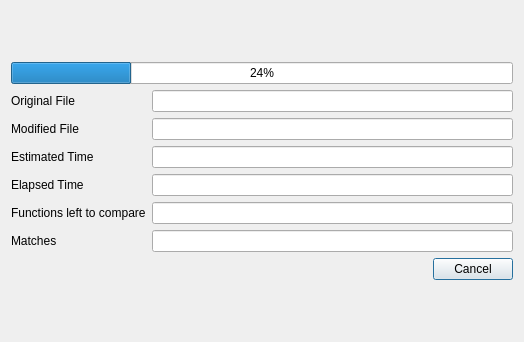
The window that src/tools/bindiff/DiffWaitDialog.ui (rizinorg/cutter) describes before a commit, drawn with Qt 5.
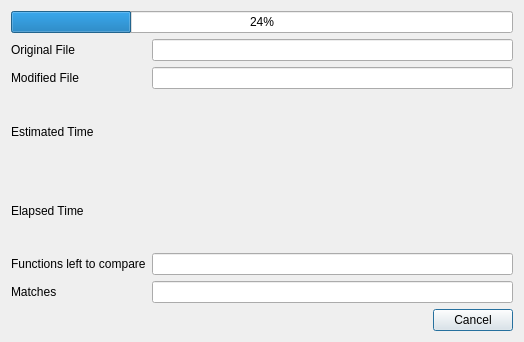
The same window after the commit.

The edit to the form file:
```diff
--- a/src/tools/bindiff/DiffWaitDialog.ui
+++ b/src/tools/bindiff/DiffWaitDialog.ui
@@ -41,7 +41,7 @@
      <item>
       <layout class="QGridLayout" name="gridLayout">
        <item row="3" column="1">
-        <widget class="QLineEdit" name="lineEditElapsedTime"/>
+        <widget class="QLabel" name="lineEditElapsedTime"/>
        </item>
        <item row="1" column="1">
         <widget class="QLineEdit" name="lineEditModified"/>
@@ -98,7 +98,7 @@
         </widget>
        </item>
        <item row="2" column="1">
-        <widget class="QLineEdit" name="lineEditEstimatedTime"/>
+        <widget class="QLabel" name="lineEditEstimatedTime"/>
        </item>
       </layout>
      </item>
```
